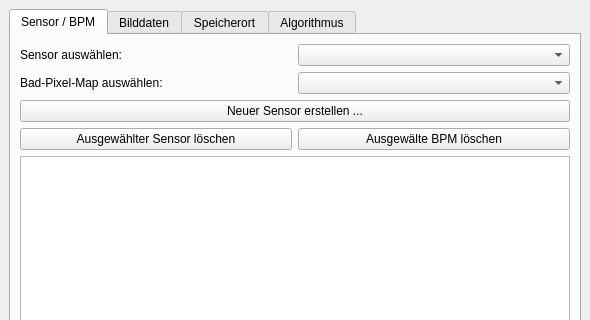
Qt form main/resources/base/badPixelMainWindow.ui (TrandyAndy/Bad-Pixel) before a commit; both pictures show x 0 to 590 and y 0 to 320 of the 590 by 607 pixel window.
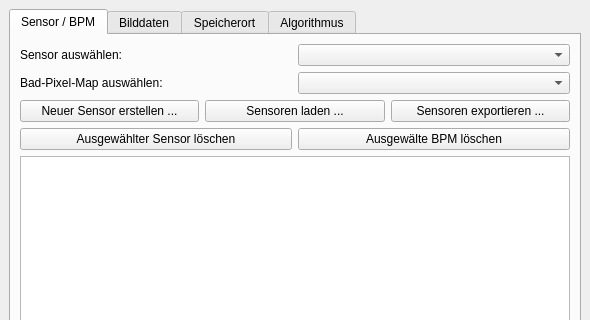
The same form after that commit.

Commit message: Neue Knöpfe für das Speicher und Laden von Sensoren

What changed in the file:
```diff
--- a/main/resources/base/badPixelMainWindow.ui
+++ b/main/resources/base/badPixelMainWindow.ui
@@ -74,6 +74,20 @@
               </property>
              </widget>
             </item>
+            <item>
+             <widget class="QPushButton" name="pushButtonBPMSensorLaden">
+              <property name="text">
+               <string>Sensoren laden ...</string>
+              </property>
+             </widget>
+            </item>
+            <item>
+             <widget class="QPushButton" name="pushButtonBPMSensorSpeichern">
+              <property name="text">
+               <string>Sensoren exportieren ...</string>
+              </property>
+             </widget>
+            </item>
            </layout>
           </item>
           <item>
```
The commit also changes 1 other file.
